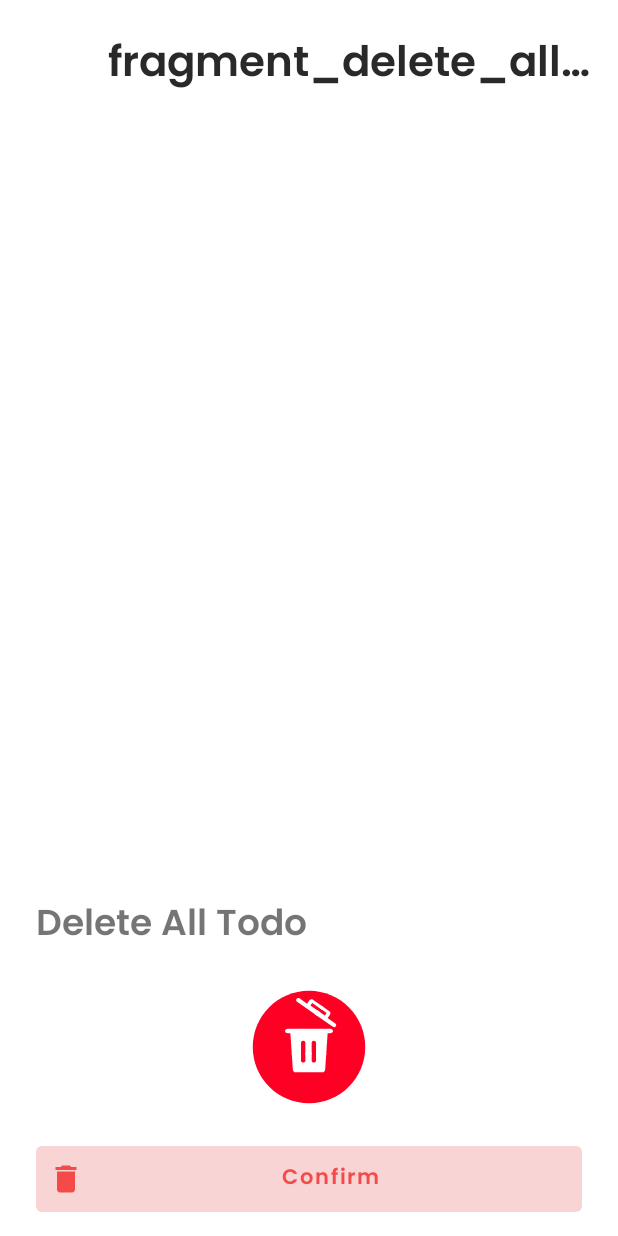
After one commit to JyotimoyKashyap/Hoot, an Android app: the DeleteAllBottomSheetDialogFragment screen opened through its navigation route, on a phone screen of 412 x 824 dp. The commit adds this screen. Run offline under Robolectric (Android 15) with nearby library versions, the phone set to English and light mode, and no system bars; our stand-ins replace Room's generated code, navigation-ui.

Commit message:
Change Log -
Delete all data fragment bottom sheet set and is working but not working with navigation controller.

```diff
--- a/app/src/main/java/com/example/todoapp/data/TodoDao.kt
+++ b/app/src/main/java/com/example/todoapp/data/TodoDao.kt
@@ -20,4 +20,7 @@ interface TodoDao {
     @Delete
     suspend fun deleteSingleData(todoData: TodoData)
 
+    @Query("DELETE FROM todo_table")
+    suspend fun deleteAllDAta()
+
 }
--- a/app/src/main/java/com/example/todoapp/data/repository/TodoRepository.kt
+++ b/app/src/main/java/com/example/todoapp/data/repository/TodoRepository.kt
@@ -19,4 +19,8 @@ class TodoRepository(private val todoDao: TodoDao) {
     suspend fun deleteSingleData(todoData: TodoData){
         todoDao.deleteSingleData(todoData)
     }
+
+    suspend fun deleteAllData(){
+        todoDao.deleteAllDAta()
+    }
 }
--- a/app/src/main/java/com/example/todoapp/data/viewmodel/TodoViewModel.kt
+++ b/app/src/main/java/com/example/todoapp/data/viewmodel/TodoViewModel.kt
@@ -40,4 +40,10 @@ class TodoViewModel(application: Application) : AndroidViewModel(application) {
             repository.deleteSingleData(todoData)
         }
     }
+
+    fun deleteAllData(){
+        viewModelScope.launch (Dispatchers.IO){
+            repository.deleteAllData()
+        }
+    }
 }
--- /dev/null
+++ b/app/src/main/java/com/example/todoapp/fragments/TodoListFragment/DeleteAllBottomSheetDialogFragment.kt
@@ -0,0 +1,40 @@
+package com.example.todoapp.fragments.TodoListFragment
+
+import android.os.Bundle
+import androidx.fragment.app.Fragment
+import android.view.LayoutInflater
+import android.view.View
+import android.view.ViewGroup
+import android.widget.Toast
+import androidx.fragment.app.viewModels
+import com.example.todoapp.R
+import com.example.todoapp.data.viewmodel.TodoViewModel
+import com.example.todoapp.databinding.FragmentDeleteAllBottomSheetDialogBinding
+import com.example.todoapp.databinding.FragmentDeleteBottomSheetDialogBinding
+import com.google.android.material.bottomsheet.BottomSheetDialogFragment
+
+
+class DeleteAllBottomSheetDialogFragment : BottomSheetDialogFragment() {
+
+    private var _binding : FragmentDeleteAllBottomSheetDialogBinding? = null
+    private val binding get() = _binding!!
+    private val todoViewModel : TodoViewModel by viewModels()
+
+    override fun onCreateView(
+        inflater: LayoutInflater, container: ViewGroup?,
+        savedInstanceState: Bundle?
+    ): View? {
+        // Inflate the layout for this fragment
+        _binding = FragmentDeleteAllBottomSheetDialogBinding.inflate(inflater, container, false)
+
+        binding.deleteAllDataBottomSheetConfirmBtn.setOnClickListener {
+            todoViewModel.deleteAllData()
+            Toast.makeText(context, "All Todo Delete" , Toast.LENGTH_SHORT).show()
+            dismiss()
+        }
+
+        return binding.root
+    }
+
+
+}
--- a/app/src/main/java/com/example/todoapp/fragments/TodoListFragment/TodoListFragment.kt
+++ b/app/src/main/java/com/example/todoapp/fragments/TodoListFragment/TodoListFragment.kt
@@ -71,12 +71,30 @@ class TodoListFragment : Fragment() , TodoListAdapter.TodoAdapterListener{
                 findNavController().navigate(R.id.action_todoListFragment_to_addTodoFragment, null, null, extras)
                 listBottomappbar.performHide()
             }
+
+            //handling click events in bottom App bar
+            listBottomappbar.setOnMenuItemClickListener {
+                when(it.itemId){
+                    R.id.menu_delete_all ->{
+                        confirmDeleteAll()
+                        true
+                    }
+                    R.id.menu_sort_by ->{
+                        true
+                    }else -> false
+                }
+            }
         }
 
 
 
         //returning view root for layout inflation
         return binding.root
+    }
+
+    private fun confirmDeleteAll() {
+        val deleteAllBottomSheetDialogFragment = DeleteAllBottomSheetDialogFragment()
+        deleteAllBottomSheetDialogFragment.show(parentFragmentManager, "Delete")
     }
 
 
--- /dev/null
+++ b/app/src/main/res/layout/fragment_delete_all_bottom_sheet_dialog.xml
@@ -0,0 +1,59 @@
+<?xml version="1.0" encoding="utf-8"?>
+<androidx.constraintlayout.widget.ConstraintLayout xmlns:android="http://schemas.android.com/apk/res/android"
+    xmlns:tools="http://schemas.android.com/tools"
+    xmlns:app="http://schemas.android.com/apk/res-auto"
+    android:layout_width="match_parent"
+    android:layout_height="wrap_content"
+    android:layout_gravity="bottom"
+    style="@style/CustomModalBottomSheet"
+    tools:context=".fragments.TodoListFragment.DeleteAllBottomSheetDialogFragment">
+
+    <TextView
+        android:id="@+id/deleteAllData_bottomSheet_titleText"
+        android:layout_width="0dp"
+        android:layout_height="wrap_content"
+        app:layout_constraintTop_toTopOf="parent"
+        app:layout_constraintLeft_toLeftOf="parent"
+        android:text="Delete All Todo"
+        android:fontFamily="@font/poppins_semibold"
+        android:textSize="24dp"
+        android:layout_marginTop="15dp"
+        android:layout_marginLeft="24dp"/>
+
+    <com.airbnb.lottie.LottieAnimationView
+        android:id="@+id/deleteAllDataBottomSheetLottieAnim"
+        android:layout_width="0dp"
+        android:layout_marginLeft="24dp"
+        android:layout_marginRight="24dp"
+        android:layout_height="100dp"
+        app:layout_constraintTop_toBottomOf="@id/deleteAllData_bottomSheet_titleText"
+        app:layout_constraintLeft_toLeftOf="parent"
+        app:lottie_rawRes="@raw/delete_data"
+        app:lottie_loop="true"
+        app:lottie_autoPlay="true"
+        app:layout_constraintRight_toRightOf="parent"
+        app:layout_constraintBottom_toTopOf="@id/deleteAllDataBottomSheetConfirmBtn"/>
+
+    <Button
+        android:id="@+id/deleteAllDataBottomSheetConfirmBtn"
+        android:layout_width="0dp"
+        android:layout_height="wrap_content"
+        android:paddingTop="10dp"
+        android:paddingBottom="10dp"
+        app:layout_constraintBottom_toBottomOf="parent"
+        app:layout_constraintLeft_toLeftOf="parent"
+        app:layout_constraintRight_toRightOf="parent"
+        app:layout_constraintTop_toBottomOf="@id/deleteAllData_bottomSheet_titleText"
+        android:layout_marginTop="120dp"
+        android:layout_marginLeft="24dp"
+        android:layout_marginRight="24dp"
+        android:layout_marginBottom="10dp"
+        android:text="Confirm"
+        android:textAllCaps="false"
+        style="@style/Widget.MaterialComponents.Button.TextButton"
+        app:icon="@drawable/delete"
+        app:backgroundTint="@color/btn_backgroundTint"
+        android:fontFamily="@font/poppins_semibold"
+        android:textColor="@color/btn_negativeTextColor"
+        app:iconTint="@color/btn_iconTint"/>
+</androidx.constraintlayout.widget.ConstraintLayout>
--- a/app/src/main/res/layout/fragment_todo_list.xml
+++ b/app/src/main/res/layout/fragment_todo_list.xml
@@ -1,5 +1,6 @@
 <?xml version="1.0" encoding="utf-8"?>
-<androidx.coordinatorlayout.widget.CoordinatorLayout xmlns:android="http://schemas.android.com/apk/res/android"
+<androidx.coordinatorlayout.widget.CoordinatorLayout
+    xmlns:android="http://schemas.android.com/apk/res/android"
     xmlns:app="http://schemas.android.com/apk/res-auto"
     xmlns:tools="http://schemas.android.com/tools"
     android:layout_width="match_parent"
--- a/app/src/main/res/navigation/my_nav.xml
+++ b/app/src/main/res/navigation/my_nav.xml
@@ -16,6 +16,9 @@
         <action
             android:id="@+id/action_todoListFragment_to_updateTodoFragment"
             app:destination="@id/updateTodoFragment" />
+        <action
+            android:id="@+id/action_todoListFragment_to_deleteAllBottomSheetDialogFragment"
+            app:destination="@id/deleteAllBottomSheetDialogFragment" />
     </fragment>
     <fragment
         android:id="@+id/addTodoFragment"
@@ -65,4 +68,9 @@
             android:name="currentDeleteItem"
             app:argType="com.example.todoapp.data.models.TodoData" />
     </dialog>
+    <fragment
+        android:id="@+id/deleteAllBottomSheetDialogFragment"
+        android:name="com.example.todoapp.fragments.TodoListFragment.DeleteAllBottomSheetDialogFragment"
+        android:label="fragment_delete_all_bottom_sheet_dialog"
+        tools:layout="@layout/fragment_delete_all_bottom_sheet_dialog" />
 </navigation>
```
